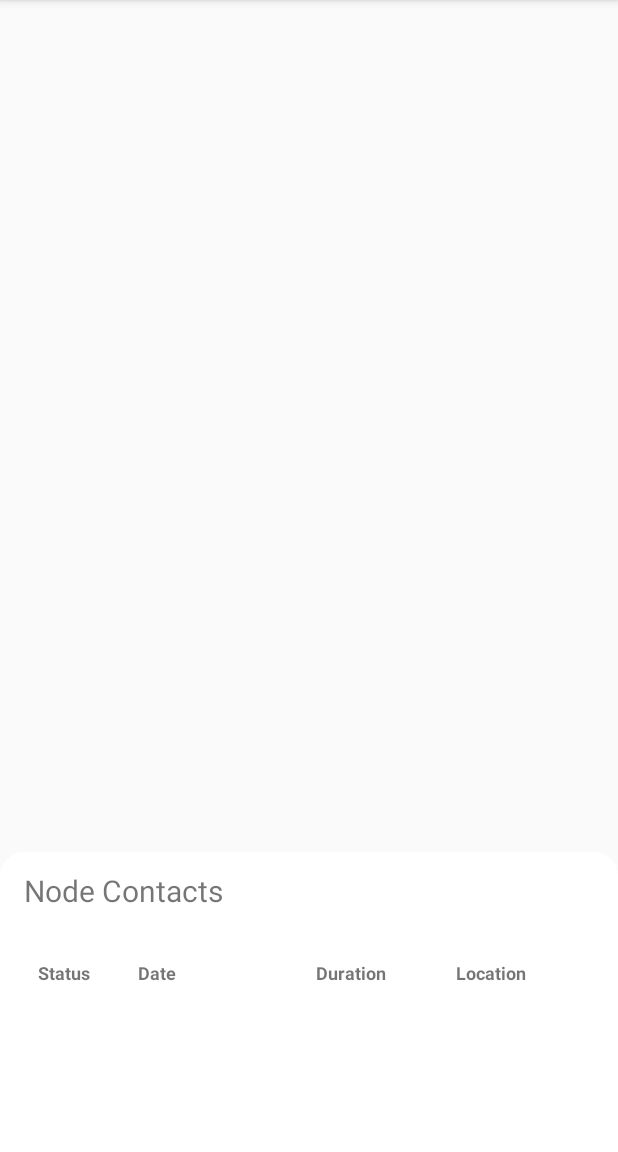
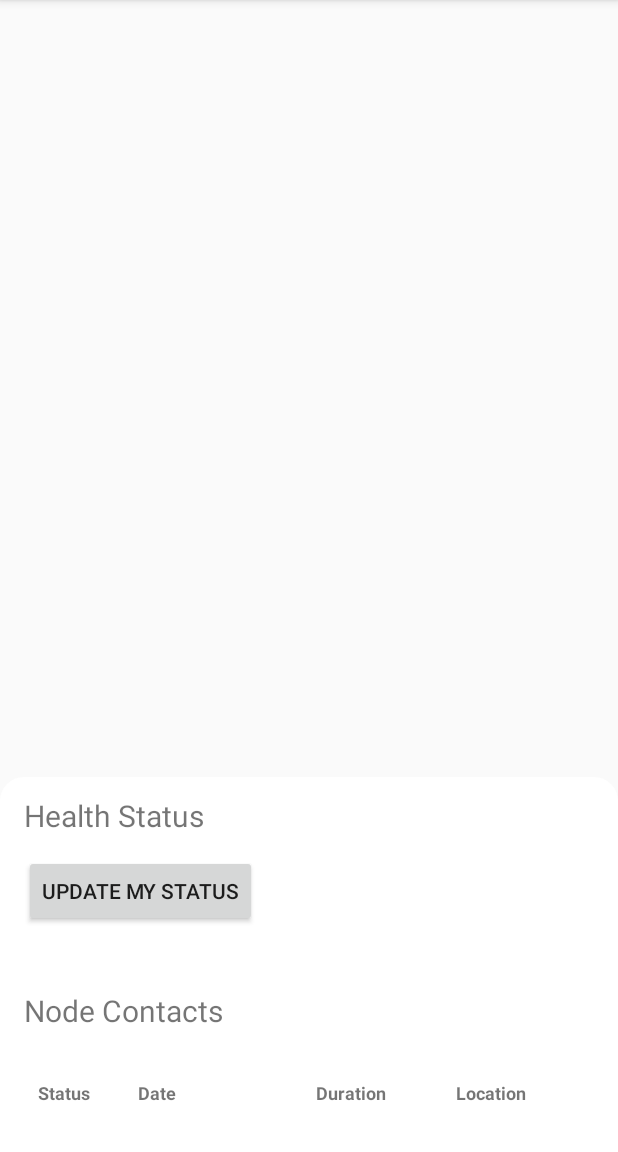
Before and after one commit to nicolaa5/covid-node-trace, an Android app: the ContactFragment screen opened through its navigation route, on a phone screen of 412 x 824 dp, the part 84-1236 px from its top. Run offline under Robolectric (Android 15) with nearby library versions, the phone set to English and light mode, and no system bars; our stand-ins replace Firebase (no records; nobody signed in at launch, a user with empty details on screens opened directly), Room's generated code; libraries missing offline, so code that uses them is left out: no.nordicsemi.android; 1 statement that could not run was skipped.

Commit message:
NODE-27 Update app navigation

```diff
--- a/app/src/main/java/com/covid/nodetrace/ui/ContactFragment.kt
+++ b/app/src/main/java/com/covid/nodetrace/ui/ContactFragment.kt
@@ -1,17 +1,20 @@
 package com.covid.nodetrace.ui
 
+import android.content.Context
 import android.graphics.Color
 import android.os.Bundle
 import android.view.LayoutInflater
 import android.view.View
 import android.view.ViewGroup
 import android.widget.AdapterView
+import android.widget.Button
 import android.widget.ListView
 import android.widget.TextView
 import androidx.cardview.widget.CardView
 import androidx.core.widget.NestedScrollView
 import androidx.fragment.app.Fragment
 import androidx.fragment.app.activityViewModels
+import androidx.navigation.fragment.findNavController
 import com.covid.nodetrace.Contact
 import com.covid.nodetrace.HealthStatus
 import com.covid.nodetrace.R
@@ -72,6 +75,12 @@ class ContactFragment : Fragment(), OnMapReadyCallback {
         contactDuration = view.findViewById(R.id.contact_duration) as TextView
         mapCardView = view.findViewById(R.id.contact_map_card) as CardView
 
+        val healthStatusButton = view.findViewById(R.id.update_health_status_sheet_button) as Button
+
+        healthStatusButton.setOnClickListener {
+            findNavController().navigate(R.id.health_status_fragment)
+        }
+
         initializeBottomSheet()
         initializeMap(savedInstanceState)
 
@@ -129,7 +138,7 @@ class ContactFragment : Fragment(), OnMapReadyCallback {
         }
 
         sheetBehavior.setHideable(false);
-        sheetBehavior.setPeekHeight(300);
+        sheetBehavior.setPeekHeight(400);
         sheetBehavior.setState(BottomSheetBehavior.STATE_COLLAPSED);
 
 
--- a/app/src/main/res/layout/contact_history_sheet.xml
+++ b/app/src/main/res/layout/contact_history_sheet.xml
@@ -13,6 +13,26 @@
         android:layout_width="match_parent"
         android:layout_height="match_parent"
         android:orientation="vertical">
+
+        <TextView
+            android:id="@+id/health_status_title"
+            android:layout_width="wrap_content"
+            android:layout_height="@dimen/dp_32"
+            android:layout_marginTop="10dp"
+            android:layout_marginBottom="10dp"
+            android:layout_marginEnd="@dimen/dp_16"
+            android:layout_marginStart="@dimen/dp_16"
+            android:gravity="center"
+            android:text="@string/health_status_title"
+            android:textSize="20sp" />
+        <Button
+            android:id="@+id/update_health_status_sheet_button"
+            android:layout_width="wrap_content"
+            android:layout_height="wrap_content"
+            android:layout_marginBottom="30dp"
+            android:layout_marginEnd="@dimen/dp_16"
+            android:layout_marginStart="@dimen/dp_16"
+            android:text="@string/update_health_status_sheet_button"/>
 
         <TextView
             android:id="@+id/bottom_sheet_title"
--- a/app/src/main/res/layout/contact_screen.xml
+++ b/app/src/main/res/layout/contact_screen.xml
@@ -89,6 +89,25 @@
                 android:gravity="center_horizontal"
                 android:text="@string/contact_duration"
                 android:textSize="18sp" />
+
+            <TextView
+                android:id="@+id/distance_title"
+                android:visibility="invisible"
+                android:layout_width="match_parent"
+                android:layout_height="wrap_content"
+                android:layout_marginTop="10dp"
+                android:gravity="center_horizontal"
+                android:text="@string/distance_title"
+                android:textSize="12sp"
+                android:textStyle="bold"/>
+            <TextView
+                android:id="@+id/contact_distance"
+                android:layout_width="match_parent"
+                android:layout_height="wrap_content"
+                android:layout_weight="1"
+                android:gravity="center_horizontal"
+                android:text="@string/contact_distance"
+                android:textSize="18sp" />
             </LinearLayout>
     </LinearLayout>
     <include layout="@layout/contact_history_sheet" />
--- a/app/src/main/res/layout/settings_screen.xml
+++ b/app/src/main/res/layout/settings_screen.xml
@@ -86,6 +86,8 @@
                         android:layout_height="wrap_content"
                         android:layout_gravity="center"
                         android:layout_margin="20dp"
+                        android:outlineAmbientShadowColor="@color/colorPrimary"
+                        android:outlineSpotShadowColor="@color/colorPrimary"
                         android:textColor="@color/white"/>
 
                     <TextView
--- a/app/src/main/res/values/strings.xml
+++ b/app/src/main/res/values/strings.xml
@@ -27,6 +27,8 @@
     <string name="contact_menu">Contacts</string>
     <string name="settings_menu">Settings</string>
     <string name="update_health_status_button">Submit</string>
+    <string name="update_health_status_sheet_button">Update my status</string>
+    <string name="cancel_health_status_button">Cancel</string>
     <string name="health_status">""</string>
 
     <string name="health_title">Health status</string>
@@ -40,6 +42,8 @@
     <string name="duration_title">"Duration"</string>
     <string name="distance_title">"Distance"</string>
 
+    <string name="health_status_title">Health Status</string>
+    <string name="health_status_sub_header">My health status:</string>
     <string name="history_sheet_title">Node Contacts</string>
     <string name="row_contact_health_status">"Status"</string>
     <string name="row_contact_date">"Date"</string>
```
Also changed, not shown: app/src/main/java/com/covid/nodetrace/ui/HealthStatusFragment.kt (+7 -0 lines), app/src/main/res/layout/health_status_screen.xml (+28 -8 lines).
